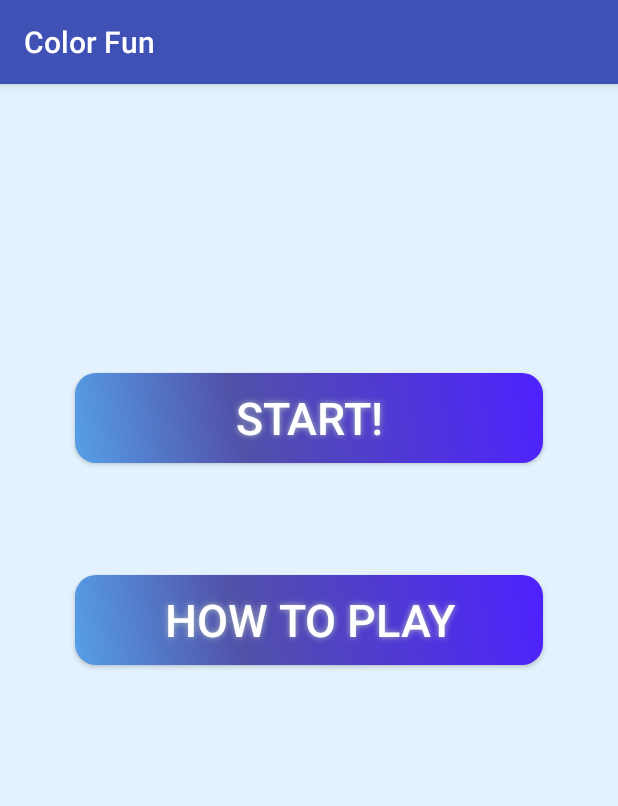
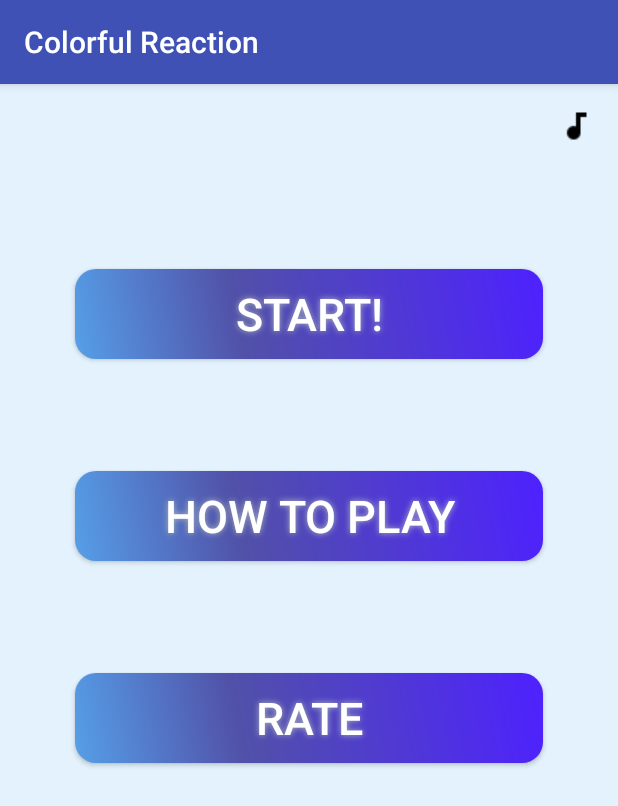
Before and after one commit to Pianista28/Color-fun, an Android app: the screen it shows after launch (MainActivity), on a phone screen of 412 x 824 dp. Shown: the top 806 px of the screen. Run offline under Robolectric (Android 15) with nearby library versions, the phone set to English and light mode, and no system bars; our stand-ins replace AdMob, ButterKnife.

Commit message:
Add RateApp and soundOnOff

```diff
--- a/app/src/main/java/pl/edu/pwr/lab2borowiak/colorsgame/MainActivity.java
+++ b/app/src/main/java/pl/edu/pwr/lab2borowiak/colorsgame/MainActivity.java
@@ -1,31 +1,64 @@
 package pl.edu.pwr.lab2borowiak.colorsgame;
 
+import android.content.ActivityNotFoundException;
 import android.content.DialogInterface;
 import android.content.Intent;
+import android.net.Uri;
 import android.os.CountDownTimer;
 import android.support.v7.app.AlertDialog;
 import android.support.v7.app.AppCompatActivity;
 import android.os.Bundle;
 import android.widget.Button;
+import android.widget.ImageButton;
 import android.widget.Toast;
+
+import com.google.android.gms.ads.AdRequest;
+import com.google.android.gms.ads.AdView;
+import com.google.android.gms.ads.MobileAds;
 
 import butterknife.BindView;
 import butterknife.ButterKnife;
 import butterknife.OnClick;
 
 public class MainActivity extends AppCompatActivity {
+
+    public static String musicOnOff = "music";
+    @BindView(R.id.buttonMusic) ImageButton musicButton;
     AlertDialog alertDialog;
+    boolean music = true;
+
     @Override
     protected void onCreate(Bundle savedInstanceState) {
         super.onCreate(savedInstanceState);
         setContentView(R.layout.activity_main);
         ButterKnife.bind(this);
         setAlertDialog();
+
+        MobileAds.initialize(getApplicationContext(), "ca-app-pub-4411562214841710~8412621584");
+        AdView mAdView = (AdView) findViewById(R.id.adView);
+        AdRequest adRequest = new AdRequest.Builder()
+                .addTestDevice("391B7E422EF2D7D3378C3E9C5F96DD09").build();
+        mAdView.loadAd(adRequest);
     }
+
+    @OnClick(R.id.buttonMusic)
+    public void switchMusicOnOff(){
+        if(music) {
+            musicButton.setImageResource(R.drawable.music_note_off_black);
+            music = false;
+        }
+        else {
+            musicButton.setImageResource(R.drawable.music_note_black);
+            music = true;
+        }
+
+    }
+
 
     @OnClick(R.id.buttonS)
     public void startNew(){
         Intent it = new Intent(this, GameActivity.class);
+        it.putExtra(musicOnOff, music);
         startActivity(it);
     }
 
@@ -33,6 +66,34 @@ public class MainActivity extends AppCompatActivity {
     public void howToPlay(){
        alertDialog.show();
     }
+
+
+    @OnClick(R.id.buttonRateApp)
+    public void rateApp(){
+        Intent intent = new Intent(Intent.ACTION_VIEW);
+        //Try Google play
+        intent.setData(Uri.parse("market://details?id=pl.edu.pwr.lab2borowiak.colorsgame"));
+        if (!MyStartActivity(intent)) {
+            //Market (Google play) app seems not installed, let's try to open a webbrowser
+            intent.setData(Uri.parse("https://play.google.com/store/apps/details?id=pl.edu.pwr.lab2borowiak.colorsgame"));
+            if (!MyStartActivity(intent)) {
+                //Well if this also fails, we have run out of options, inform the user.
+                Toast.makeText(this, "Could not open Android market, please install the market app.", Toast.LENGTH_SHORT).show();
+            }
+        }
+    }
+
+
+    private boolean MyStartActivity(Intent aIntent) {
+        try {
+            startActivity(aIntent);
+            return true;
+        }
+        catch (ActivityNotFoundException e) {
+            return false;
+        }
+    }
+
 
     @Override
     public void onBackPressed() {
--- a/app/src/main/res/layout/activity_main.xml
+++ b/app/src/main/res/layout/activity_main.xml
@@ -1,11 +1,13 @@
 <?xml version="1.0" encoding="utf-8"?>
 <android.support.constraint.ConstraintLayout xmlns:android="http://schemas.android.com/apk/res/android"
     xmlns:app="http://schemas.android.com/apk/res-auto"
+    xmlns:ads="http://schemas.android.com/apk/res-auto"
     xmlns:tools="http://schemas.android.com/tools"
     android:layout_width="match_parent"
     android:layout_height="match_parent"
     tools:context="pl.edu.pwr.lab2borowiak.colorsgame.MainActivity"
     android:background="#E3F2FD">
+
 
     <Button
         android:id="@+id/buttonS"
@@ -21,16 +23,16 @@
         android:shadowDx="0"
         android:shadowDy="0"
         android:shadowRadius="5"
-        app:layout_constraintTop_toTopOf="parent"
-        android:layout_marginTop="8dp"
         android:layout_marginRight="50dp"
         app:layout_constraintRight_toRightOf="parent"
         android:layout_marginLeft="50dp"
         app:layout_constraintLeft_toLeftOf="parent"
-        android:layout_marginBottom="8dp"
-        app:layout_constraintBottom_toTopOf="@+id/guideline2"
         android:layout_marginStart="50dp"
-        android:layout_marginEnd="50dp" />
+        android:layout_marginEnd="50dp"
+        app:layout_constraintHorizontal_bias="0.0"
+        app:layout_constraintTop_toTopOf="@+id/guideline3"
+        android:layout_marginTop="8dp" />
+
 
     <Button
         android:id="@+id/buttonHowToPlay"
@@ -50,20 +52,78 @@
         app:layout_constraintRight_toRightOf="parent"
         android:layout_marginLeft="50dp"
         app:layout_constraintLeft_toLeftOf="parent"
-        android:layout_marginBottom="8dp"
-        app:layout_constraintBottom_toTopOf="@+id/guideline2"
         android:layout_marginStart="50dp"
         android:layout_marginEnd="50dp"
-        app:layout_constraintHorizontal_bias="1.0"
-        android:layout_marginTop="24dp"
-        app:layout_constraintTop_toBottomOf="@+id/buttonS" />
+        app:layout_constraintHorizontal_bias="0.0"
+        android:layout_marginTop="8dp"
+        app:layout_constraintTop_toBottomOf="@+id/buttonS"
+        android:layout_marginBottom="8dp"
+        app:layout_constraintBottom_toTopOf="@+id/buttonRateApp" />
 
+
+    <Button
+        android:id="@+id/buttonRateApp"
+
+        android:text="@string/rate"
+        android:textColor="#FFFFFF"
+        android:textSize="30sp"
+
+        android:layout_width="0dp"
+        android:layout_height="60dp"
+        android:background="@drawable/buttonshape"
+        android:shadowColor="#AFBBBD"
+        android:shadowDx="0"
+        android:shadowDy="0"
+        android:shadowRadius="5"
+        android:layout_marginRight="50dp"
+        app:layout_constraintRight_toRightOf="parent"
+        android:layout_marginLeft="50dp"
+        app:layout_constraintLeft_toLeftOf="parent"
+        android:layout_marginStart="50dp"
+        android:layout_marginEnd="50dp"
+        app:layout_constraintHorizontal_bias="0.0"
+        android:layout_marginBottom="8dp"
+        app:layout_constraintBottom_toTopOf="@+id/guideline2" />
+
+    <ImageButton
+        android:id="@+id/buttonMusic"
+        android:background="#E3F2FD"
+        android:layout_width="wrap_content"
+        android:layout_height="wrap_content"
+        android:src="@drawable/music_note_black"
+        android:layout_marginRight="16dp"
+        app:layout_constraintRight_toRightOf="parent"
+        app:layout_constraintTop_toTopOf="parent"
+        android:layout_marginTop="16dp" />
+
+
+    <com.google.android.gms.ads.AdView
+        android:id="@+id/adView"
+        android:layout_width="wrap_content"
+        android:layout_height="wrap_content"
+        android:layout_centerHorizontal="true"
+        android:layout_alignParentBottom="true"
+        ads:adSize="BANNER"
+        ads:adUnitId="ca-app-pub-4411562214841710/9889354782"
+        app:layout_constraintBottom_toBottomOf="parent"
+        android:layout_marginBottom="0dp"
+        android:layout_marginLeft="8dp"
+        app:layout_constraintLeft_toLeftOf="parent"
+        android:layout_marginRight="8dp"
+        app:layout_constraintRight_toRightOf="parent" />
 
     <android.support.constraint.Guideline
         android:layout_width="wrap_content"
         android:layout_height="wrap_content"
         android:id="@+id/guideline2"
         android:orientation="horizontal"
-        app:layout_constraintGuide_percent="0.58" />
+        app:layout_constraintGuide_percent="0.6" />
+
+    <android.support.constraint.Guideline
+        android:layout_width="wrap_content"
+        android:layout_height="wrap_content"
+        android:id="@+id/guideline3"
+        android:orientation="horizontal"
+        app:layout_constraintGuide_percent="0.15" />
 
 </android.support.constraint.ConstraintLayout>
--- a/app/src/main/res/values/strings.xml
+++ b/app/src/main/res/values/strings.xml
@@ -1,8 +1,8 @@
 <resources>
-    <string name="app_name">Color Fun</string>
+    <string name="app_name">Colorful Reaction</string>
     <string name="start">START!</string>
     <string name="points">Points:</string>
-    <string name="_0">0</string>
+    <string name="_0" translatable="false">0</string>
     <string name="yellow">YELLOW</string>
     <string name="red">RED</string>
     <string name="blue">BLUE</string>
@@ -11,4 +11,5 @@
     <string name="record">Record:</string>
     <string name="how_to_play">How to play</string>
     <string name="how_to_play_message">Click the button as the text says, not as the color hints</string>
+    <string name="rate">Rate</string>
 </resources>
--- a/build.gradle
+++ b/build.gradle
@@ -6,7 +6,7 @@ buildscript {
     }
     dependencies {
         classpath 'com.android.tools.build:gradle:2.3.1'
-
+        classpath 'com.google.gms:google-services:3.0.0'
         // NOTE: Do not place your application dependencies here; they belong
         // in the individual module build.gradle files
     }
```
Also changed, not shown: app/build.gradle (+10 -3 lines), app/src/main/java/pl/edu/pwr/lab2borowiak/colorsgame/GameActivity.java (+9 -1 lines), app/src/main/res/drawable/music_note_black.png (added), app/src/main/res/drawable/music_note_off_black.png (added), app/src/main/res/drawable/music_note_off_white.png (added), app/src/main/res/drawable/music_note_white.png (added), app/src/main/res/mipmap-hdpi/ic_launcher.png, app/src/main/res/mipmap-mdpi/ic_launcher.png, app/src/main/res/mipmap-xhdpi/ic_launcher.png, app/src/main/res/mipmap-xxhdpi/ic_launcher.png, app/src/main/res/mipmap-xxxhdpi/ic_launcher.png, 4 other files.
